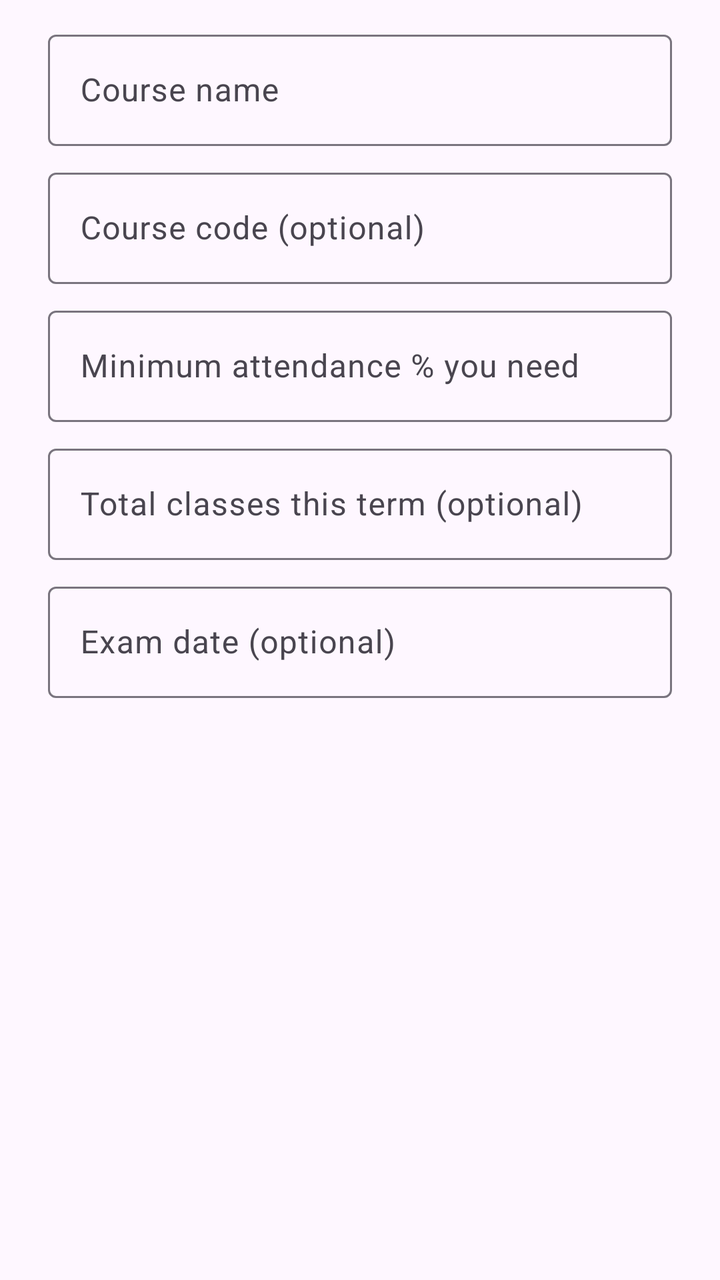
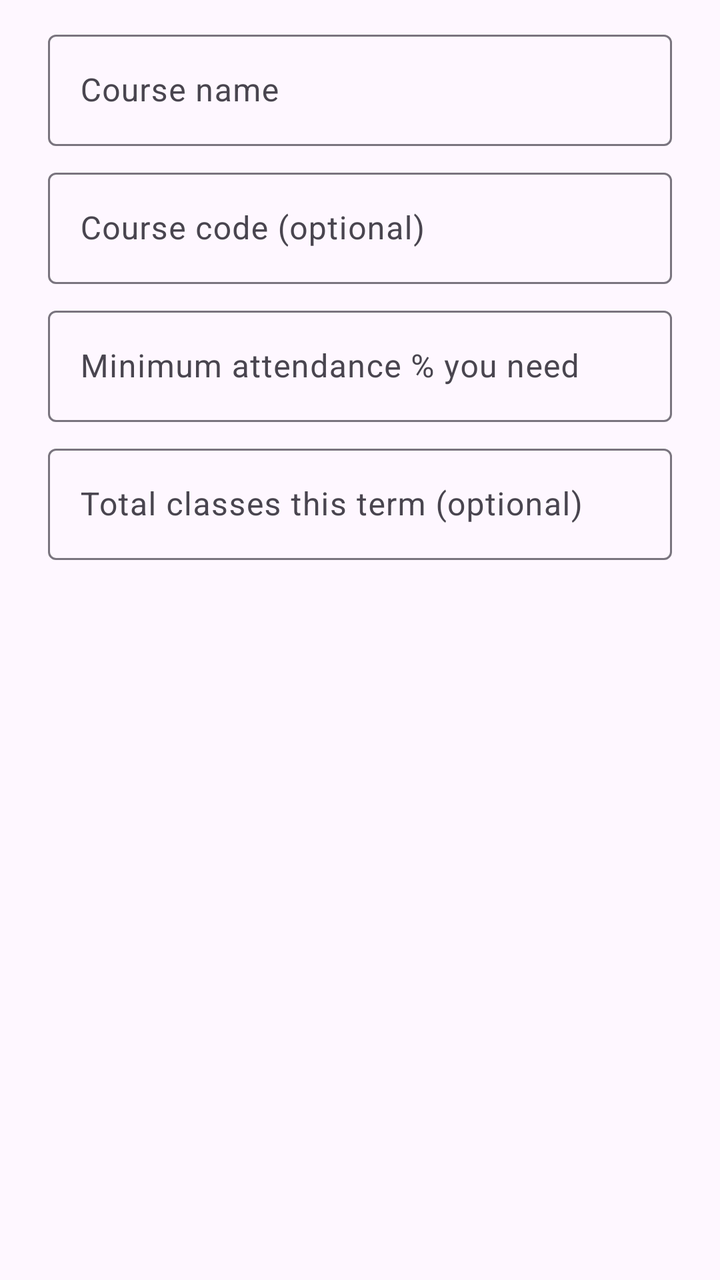

Two renders of the same Android screen: before a commit and after it. Below are the layout's source before the change and the commit's diff.
<!-- AndroidManifest.xml: application theme Theme.CampusCompanion -->
<!-- res/layout/dialog_attendance_course.xml -->
<?xml version="1.0" encoding="utf-8"?>
<LinearLayout xmlns:android="http://schemas.android.com/apk/res/android"
    android:layout_width="match_parent"
    android:layout_height="wrap_content"
    android:orientation="vertical"
    android:paddingHorizontal="24dp"
    android:paddingTop="12dp">

    <com.google.android.material.textfield.TextInputLayout
        android:id="@+id/tilName"
        android:layout_width="match_parent"
        android:layout_height="wrap_content"
        android:hint="Course name">

        <com.google.android.material.textfield.TextInputEditText
            android:id="@+id/etName"
            android:layout_width="match_parent"
            android:layout_height="wrap_content"
            android:inputType="textCapWords"
            android:maxLines="1" />
    </com.google.android.material.textfield.TextInputLayout>

    <com.google.android.material.textfield.TextInputLayout
        android:id="@+id/tilCode"
        android:layout_width="match_parent"
        android:layout_height="wrap_content"
        android:layout_marginTop="8dp"
        android:hint="Course code (optional)">

        <com.google.android.material.textfield.TextInputEditText
            android:id="@+id/etCode"
            android:layout_width="match_parent"
            android:layout_height="wrap_content"
            android:inputType="textCapCharacters"
            android:maxLines="1" />
    </com.google.android.material.textfield.TextInputLayout>

    <com.google.android.material.textfield.TextInputLayout
        android:id="@+id/tilMin"
        android:layout_width="match_parent"
        android:layout_height="wrap_content"
        android:layout_marginTop="8dp"
        android:hint="Minimum attendance % you need">

        <com.google.android.material.textfield.TextInputEditText
            android:id="@+id/etMin"
            android:layout_width="match_parent"
            android:layout_height="wrap_content"
            android:inputType="number"
            android:maxLength="3"
            android:maxLines="1" />
    </com.google.android.material.textfield.TextInputLayout>

    <com.google.android.material.textfield.TextInputLayout
        android:id="@+id/tilTotal"
        android:layout_width="match_parent"
        android:layout_height="wrap_content"
        android:layout_marginTop="8dp"
        android:hint="Total classes this term (optional)">

        <com.google.android.material.textfield.TextInputEditText
            android:id="@+id/etTotal"
            android:layout_width="match_parent"
            android:layout_height="wrap_content"
            android:inputType="number"
            android:maxLength="3"
            android:maxLines="1" />
    </com.google.android.material.textfield.TextInputLayout>

    <com.google.android.material.textfield.TextInputLayout
        android:id="@+id/tilExam"
        android:layout_width="match_parent"
        android:layout_height="wrap_content"
        android:layout_marginTop="8dp"
        android:hint="Exam date (optional)">

        <com.google.android.material.textfield.TextInputEditText
            android:id="@+id/etExam"
            android:layout_width="match_parent"
            android:layout_height="wrap_content"
            android:clickable="true"
            android:cursorVisible="false"
            android:focusable="false"
            android:inputType="none" />
    </com.google.android.material.textfield.TextInputLayout>
</LinearLayout>
<!-- resources referenced by this layout -->
<resources>
  <style name="Theme.CampusCompanion" parent="Base.Theme.CampusCompanion" />
  <style name="Base.Theme.CampusCompanion" parent="Theme.Material3.DayNight.NoActionBar">
          
      </style>
</resources>

<!-- the commit's change to res/layout/dialog_attendance_course.xml (unified diff, before → after) -->
@@ -67,20 +67,4 @@
             android:maxLines="1" />
     </com.google.android.material.textfield.TextInputLayout>
 
-    <com.google.android.material.textfield.TextInputLayout
-        android:id="@+id/tilExam"
-        android:layout_width="match_parent"
-        android:layout_height="wrap_content"
-        android:layout_marginTop="8dp"
-        android:hint="Exam date (optional)">
-
-        <com.google.android.material.textfield.TextInputEditText
-            android:id="@+id/etExam"
-            android:layout_width="match_parent"
-            android:layout_height="wrap_content"
-            android:clickable="true"
-            android:cursorVisible="false"
-            android:focusable="false"
-            android:inputType="none" />
-    </com.google.android.material.textfield.TextInputLayout>
 </LinearLayout>
